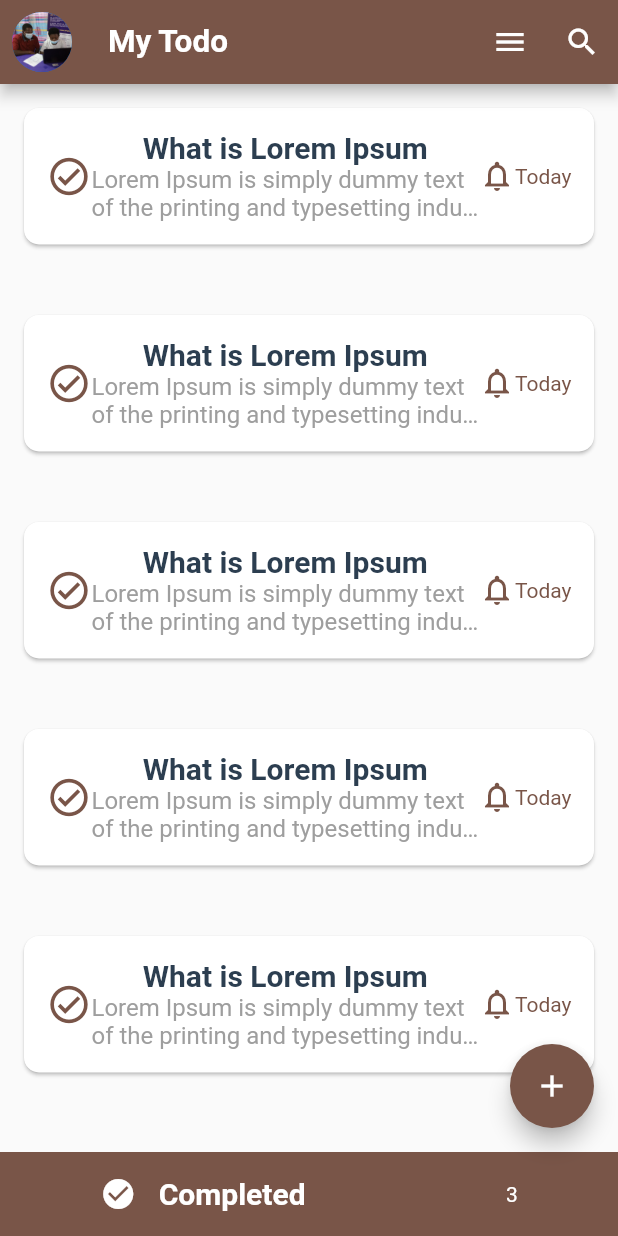
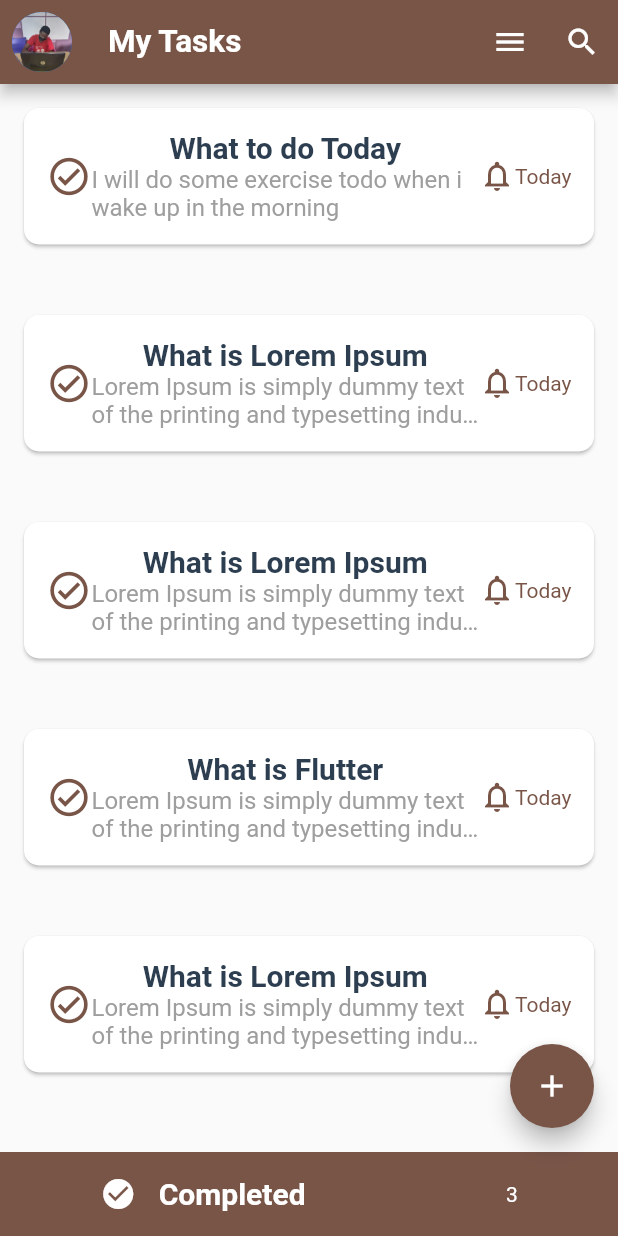
Before and after one commit to ymartin951/Todo-Mobile-UI, a Flutter app: the screen it shows after launch, on a phone screen of 412 x 824 dp. Run offline on Flutter 3.47's test engine with Material 2 defaults, Android fonts, the phone set to English and light mode, and no system bars; our stand-ins replace modal_bottom_sheet.

Commit message:
first todo

```diff
--- a/lib/home_view.dart
+++ b/lib/home_view.dart
@@ -2,6 +2,12 @@ import 'package:flutter/material.dart';
 import 'package:my_todo_app/create_todo_view.dart';
 import 'utills.dart';
 import 'package:modal_bottom_sheet/modal_bottom_sheet.dart';
+
+
+
+
+
+
 
 class HomeView extends StatefulWidget {
   const HomeView({Key? key}) : super(key: key);
@@ -19,7 +25,28 @@ class _HomeViewState extends State<HomeView> {
 
   final List<Map<String, dynamic>> data = [
     {
+      'title': 'What to do Today',
+      'description':
+          'I will do some exercise todo when i wake up in the morning',
+      'status': true,
+      'date_time': 'Today'
+    },
+    {
+      'title': 'What to do Today',
+      'description':
+          'I will do some exercise todo when i wake up in the morning',
+      'status': false,
+      'date_time': 'Today'
+    },
+    {
       'title': 'What is Lorem Ipsum',
+      'description':
+          'Lorem Ipsum is simply dummy text of the printing and typesetting industry. when an unknown printer took a gall',
+      'status': false,
+      'date_time': 'Today'
+    },
+    {
+      'title': 'What to do Today',
       'description':
           'Lorem Ipsum is simply dummy text of the printing and typesetting industry. when an unknown printer took a gall',
       'status': true,
@@ -33,21 +60,7 @@ class _HomeViewState extends State<HomeView> {
       'date_time': 'Today'
     },
     {
-      'title': 'What is Lorem Ipsum',
-      'description':
-          'Lorem Ipsum is simply dummy text of the printing and typesetting industry. when an unknown printer took a gall',
-      'status': false,
-      'date_time': 'Today'
-    },
-    {
-      'title': 'What is Lorem Ipsum',
-      'description':
-          'Lorem Ipsum is simply dummy text of the printing and typesetting industry. when an unknown printer took a gall',
-      'status': true,
-      'date_time': 'Today'
-    },
-    {
-      'title': 'What is Lorem Ipsum',
+      'title': 'What is Flutter',
       'description':
           'Lorem Ipsum is simply dummy text of the printing and typesetting industry. when an unknown printer took a gall',
       'status': false,
@@ -61,14 +74,7 @@ class _HomeViewState extends State<HomeView> {
       'date_time': 'Today'
     },
     {
-      'title': 'What is Lorem Ipsum',
-      'description':
-          'Lorem Ipsum is simply dummy text of the printing and typesetting industry. when an unknown printer took a gall',
-      'status': false,
-      'date_time': 'Today'
-    },
-    {
-      'title': 'What is Lorem Ipsum',
+      'title': 'Lorem Ipsum',
       'description':
           'Lorem Ipsum is simply dummy text of the printing and typesetting industry. when an unknown printer took a gall',
       'status': true,
@@ -93,12 +99,12 @@ class _HomeViewState extends State<HomeView> {
     return Scaffold(
       appBar: AppBar(
         title: const Text(
-          'My Todo',
+          'My Tasks',
           style: TextStyle(fontWeight: FontWeight.bold, fontSize: 21),
         ),
         leading: const Center(
             child: CircleAvatar(
-          backgroundImage: AssetImage('assets/logo.jpg'),
+          backgroundImage: AssetImage('assets/logo1.jpg'),
         )),
         actions: [
       PopupMenuButton<String>(
@@ -166,6 +172,8 @@ class _HomeViewState extends State<HomeView> {
               }, itemCount: _completed.length);
             });
           },
+
+
           child: Container(
             height: 56,
             color:  Colors.brown,
--- a/lib/main.dart
+++ b/lib/main.dart
@@ -13,16 +13,17 @@ class MyApp extends StatelessWidget {
   @override
   Widget build(BuildContext context) {
     return MaterialApp(
+      debugShowCheckedModeBanner: false,
       title: 'Flutter Demo',
       theme: ThemeData(
 
         primaryColor: Colors.brown,
-        appBarTheme: AppBarTheme(
+        appBarTheme: const AppBarTheme(
           color: Colors.brown,
 
         ),
       ),
-      home:HomeView(),
+      home:const HomeView(),
     );
   }
 }
--- a/lib/utills.dart
+++ b/lib/utills.dart
@@ -10,6 +10,6 @@ Color customColor({String? date}){
     case 'Yesterday':
       return Colors.purple;
     default:
-      return Colors.grey;
+      return Colors.redAccent;
   }
 }
```
Also changed, not shown: assets/logo1.jpg (added).
